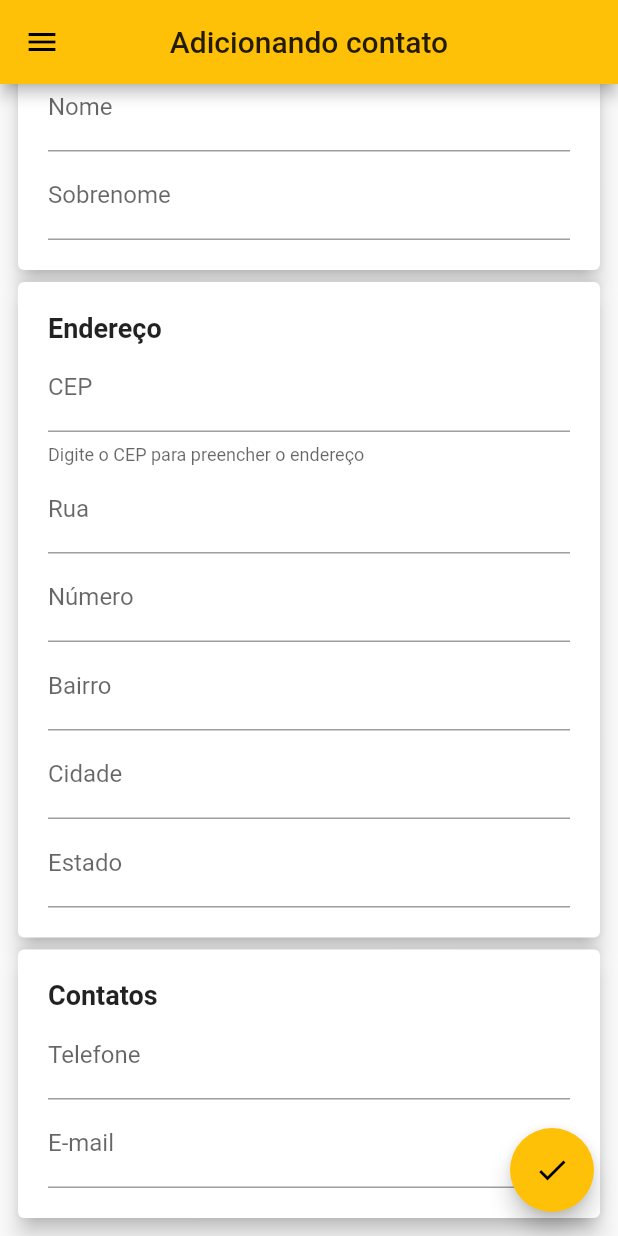
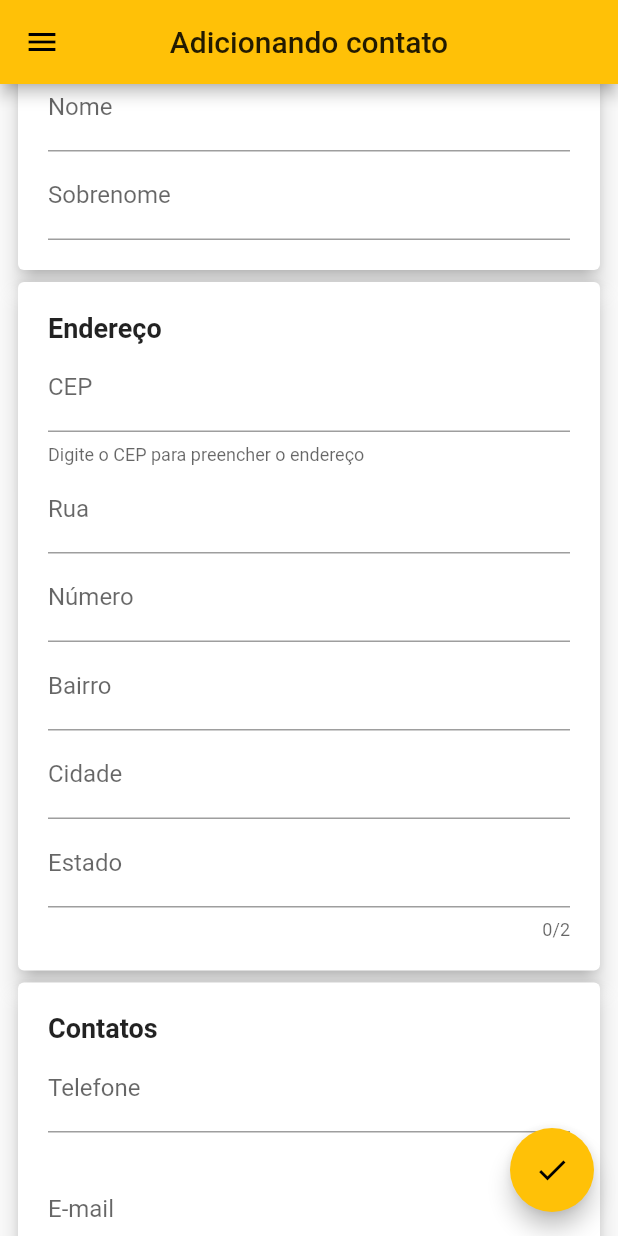
Before and after one commit to jonathastassi/my_contacts_app, a Flutter app: the ContactFormPage screen opened by its route, scrolled down 67 dp, on a phone screen of 412 x 824 dp. Run offline on Flutter 3.47's test engine with Material 2 defaults, Android fonts, the phone set to English and light mode, and no system bars; our stand-ins replace dio, flutter_mobx, flutter_modular, mask_text_input_formatter, mobx, moor; generated files the repository leaves out were written again.

Commit message:
ajustes diversos

```diff
--- a/lib/app/app_module.dart
+++ b/lib/app/app_module.dart
@@ -1,3 +1,4 @@
+import 'package:my_contacts_app/app/modules/home/home_module.dart';
 import 'package:my_contacts_app/app/pages/splash_screen/splash_screen_page.dart';
 import 'pages/splash_screen/splash_screen_controller.dart';
 import 'package:my_contacts_app/app/modules/contacts/contacts_module.dart';
@@ -19,7 +20,7 @@ class AppModule extends MainModule {
           "/",
           child: (_, args) => SplashScreenPage(),
         ),
-        // ModularRouter("/initial", module: InitialModule()),
+        ModularRouter("/home", module: HomeModule()),
         ModularRouter("/contacts", module: ContactsModule()),
       ];
 
--- a/lib/app/modules/contacts/pages/contact_form/contact_form_page.dart
+++ b/lib/app/modules/contacts/pages/contact_form/contact_form_page.dart
@@ -4,9 +4,9 @@ import 'package:flutter_mobx/flutter_mobx.dart';
 import 'package:flutter_modular/flutter_modular.dart';
 import 'package:mask_text_input_formatter/mask_text_input_formatter.dart';
 import 'package:my_contacts_app/app/modules/contacts/contacts_controller.dart';
-import 'package:my_contacts_app/app/modules/contacts/models/contact_model.dart';
 import 'package:my_contacts_app/app/shared/components/card_component.dart';
 import 'package:my_contacts_app/app/shared/layout/drawer_menu.dart';
+import 'package:my_contacts_app/app/shared/utils/utils.dart';
 
 class ContactFormPage extends StatefulWidget {
   final String title;
@@ -20,10 +20,12 @@ class ContactFormPage extends StatefulWidget {
 class _ContactFormPageState
     extends ModularState<ContactFormPage, ContactsController> {
   final _formKey = GlobalKey<FormState>();
-  final maskCEP = MaskTextInputFormatter(
-    mask: "#####-###",
-    filter: {"#": RegExp(r'[0-9]')},
-  );
+
+  final TextEditingController _controllerAddress = new TextEditingController();
+  final TextEditingController _controllerNeighborhood =
+      new TextEditingController();
+  final TextEditingController _controllerCity = new TextEditingController();
+  final TextEditingController _controllerState = new TextEditingController();
 
   @override
   Widget build(BuildContext context) {
@@ -47,12 +49,13 @@ class _ContactFormPageState
                     children: [
                       Observer(
                         builder: (_) => TextFormField(
+                          textInputAction: TextInputAction.next,
                           onChanged: controller.contact.setName,
                           initialValue: controller.contact.name,
                           keyboardType: TextInputType.text,
                           decoration: InputDecoration(labelText: "Nome"),
                           validator: (value) {
-                            if (value == null) {
+                            if (value.isEmpty) {
                               return 'Informe o nome';
                             }
                             return null;
@@ -61,6 +64,7 @@ class _ContactFormPageState
                       ),
                       Observer(
                         builder: (_) => TextFormField(
+                          textInputAction: TextInputAction.next,
                           onChanged: controller.contact.setLastName,
                           initialValue: controller.contact.lastName,
                           keyboardType: TextInputType.text,
@@ -75,52 +79,65 @@ class _ContactFormPageState
                   child: Column(
                     children: [
                       TextFormField(
+                        textInputAction: TextInputAction.next,
                         onChanged: controller.updatePostalCode,
                         initialValue: controller.contact.postalCode,
                         keyboardType: TextInputType.text,
-                        inputFormatters: [maskCEP],
+                        inputFormatters: [Utils.maskCEP],
                         decoration: InputDecoration(
                           labelText: "CEP",
                           helperText: "Digite o CEP para preencher o endereço",
                         ),
                       ),
-                      Observer(
-                        builder: (_) => TextFormField(
+                      Observer(builder: (_) {
+                        _controllerAddress.text =
+                            controller.contact.address ?? "";
+                        return TextFormField(
+                          textInputAction: TextInputAction.next,
+                          controller: _controllerAddress,
                           onChanged: controller.contact.setAddress,
-                          initialValue: controller.contact.address,
                           keyboardType: TextInputType.text,
                           decoration: InputDecoration(labelText: "Rua"),
-                        ),
-                      ),
+                        );
+                      }),
                       TextFormField(
+                        textInputAction: TextInputAction.next,
                         initialValue: controller.contact.number,
                         keyboardType: TextInputType.text,
                         decoration: InputDecoration(labelText: "Número"),
                       ),
-                      Observer(
-                        builder: (_) => TextFormField(
+                      Observer(builder: (_) {
+                        _controllerNeighborhood.text =
+                            controller.contact.neighborhood ?? "";
+                        return TextFormField(
+                          textInputAction: TextInputAction.next,
+                          controller: _controllerNeighborhood,
                           onChanged: controller.contact.setNeighborhood,
-                          initialValue: controller.contact.neighborhood,
                           keyboardType: TextInputType.text,
                           decoration: InputDecoration(labelText: "Bairro"),
-                        ),
-                      ),
-                      Observer(
-                        builder: (_) => TextFormField(
+                        );
+                      }),
+                      Observer(builder: (_) {
+                        _controllerCity.text = controller.contact.city ?? "";
+                        return TextFormField(
+                          textInputAction: TextInputAction.next,
+                          controller: _controllerCity,
                           onChanged: controller.contact.setCity,
-                          initialValue: controller.contact.city,
                           keyboardType: TextInputType.text,
                           decoration: InputDecoration(labelText: "Cidade"),
-                        ),
-                      ),
-                      Observer(
-                        builder: (_) => TextFormField(
+                        );
+                      }),
+                      Observer(builder: (_) {
+                        _controllerState.text = controller.contact.state ?? "";
+                        return TextFormField(
+                          textInputAction: TextInputAction.next,
+                          controller: _controllerState,
+                          maxLength: 2,
                           onChanged: controller.contact.setState,
-                          initialValue: controller.contact.state,
                           keyboardType: TextInputType.text,
                           decoration: InputDecoration(labelText: "Estado"),
-                        ),
-                      ),
+                        );
+                      }),
                     ],
                   ),
                 ),
@@ -129,13 +146,18 @@ class _ContactFormPageState
                   child: Column(
                     children: [
                       TextFormField(
-                        initialValue: controller.contact.phone,
-                        keyboardType: TextInputType.text,
+                        textInputAction: TextInputAction.next,
+                        maxLength: 14,
+                        onChanged: controller.contact.setPhone,
+                        inputFormatters: [Utils.maskCellPhone],
+                        keyboardType: TextInputType.phone,
                         decoration: InputDecoration(labelText: "Telefone"),
                       ),
                       TextFormField(
+                        textInputAction: TextInputAction.send,
+                        onChanged: controller.contact.setEmail,
                         initialValue: controller.contact.email,
-                        keyboardType: TextInputType.text,
+                        keyboardType: TextInputType.emailAddress,
                         decoration: InputDecoration(labelText: "E-mail"),
                       ),
                     ],
--- a/lib/app/modules/contacts/pages/contact_list/contact_list_page.dart
+++ b/lib/app/modules/contacts/pages/contact_list/contact_list_page.dart
@@ -71,7 +71,9 @@ class _ContactListPageState
       floatingActionButton: FloatingActionButton(
         onPressed: () {
           controller.createContact();
-          Modular.to.pushNamed("/contacts/form");
+          Modular.to.pushNamed("/contacts/form").then((value) async {
+            await this.controller.populateList();
+          });
         },
         child: Icon(Icons.add),
       ),
--- a/lib/app/pages/splash_screen/splash_screen_page.dart
+++ b/lib/app/pages/splash_screen/splash_screen_page.dart
@@ -13,14 +13,12 @@ class SplashScreenPage extends StatefulWidget {
 
 class _SplashScreenPageState
     extends ModularState<SplashScreenPage, SplashScreenController> {
-  //use 'controller' variable to access controller
-
   @override
   void initState() {
     super.initState();
 
     Future.delayed(Duration(seconds: 2)).then(
-      (value) => Modular.to.pushReplacementNamed('/contacts/list'),
+      (value) => Modular.to.pushReplacementNamed('/home/initial'),
     );
   }
 
--- a/lib/app/shared/layout/drawer_menu.dart
+++ b/lib/app/shared/layout/drawer_menu.dart
@@ -12,7 +12,7 @@ class DrawerMenu extends StatelessWidget {
             title: Text("Início"),
             onTap: () {
               Navigator.pop(context);
-              Modular.to.pushReplacementNamed('/initial/home');
+              Modular.to.pushReplacementNamed('/home/initial');
             },
           ),
           ListTile(
--- /dev/null
+++ b/lib/app/shared/utils/utils.dart
@@ -0,0 +1,18 @@
+import 'package:mask_text_input_formatter/mask_text_input_formatter.dart';
+
+class Utils {
+  static final maskCEP = MaskTextInputFormatter(
+    mask: "#####-###",
+    filter: {"#": RegExp(r'[0-9]')},
+  );
+
+  static final maskPhone = MaskTextInputFormatter(
+    mask: "(##) ####-####",
+    filter: {"#": RegExp(r'[0-9]')},
+  );
+
+  static final maskCellPhone = MaskTextInputFormatter(
+    mask: "(##) #####-####",
+    filter: {"#": RegExp(r'[0-9]')},
+  );
+}
```
Also changed, not shown: lib/app/modules/contacts/contacts_controller.dart (+6 -8 lines), lib/app/modules/home/home_module.dart (added, +21 -0 lines), lib/app/modules/home/pages/initial/initial_controller.dart (added, +9 -0 lines), lib/app/modules/home/pages/initial/initial_page.dart (added, +29 -0 lines), lib/app/modules/contacts/contacts_controller.g.dart, lib/app/modules/home/pages/initial/initial_controller.g.dart (added), 2 other files.
